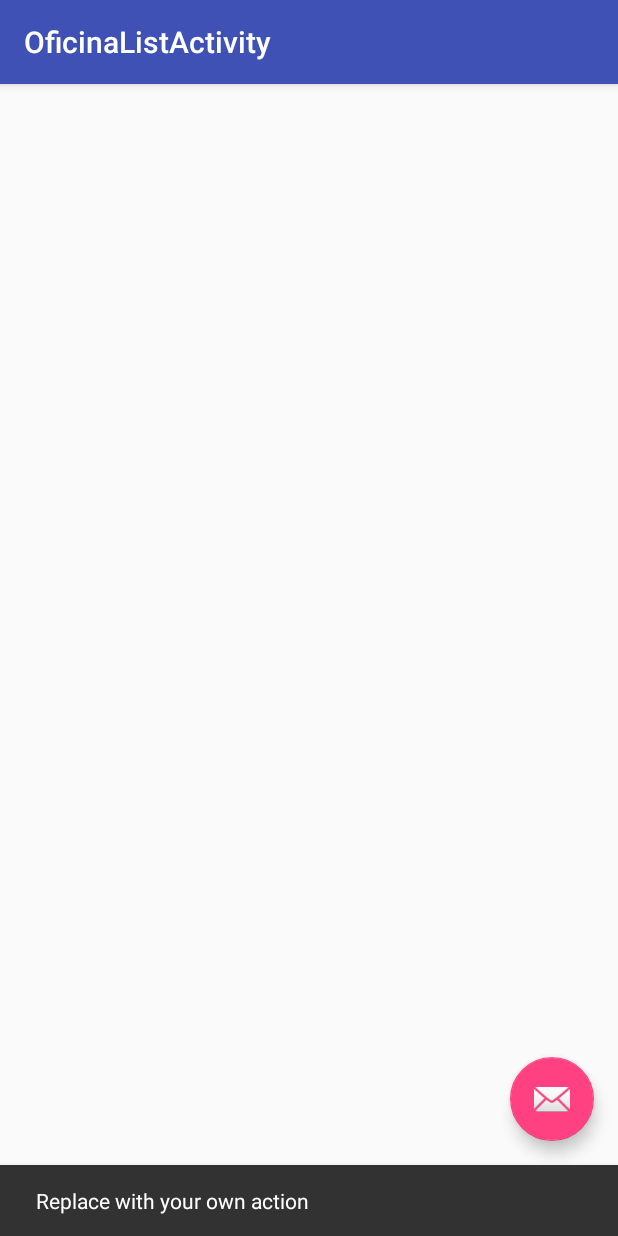
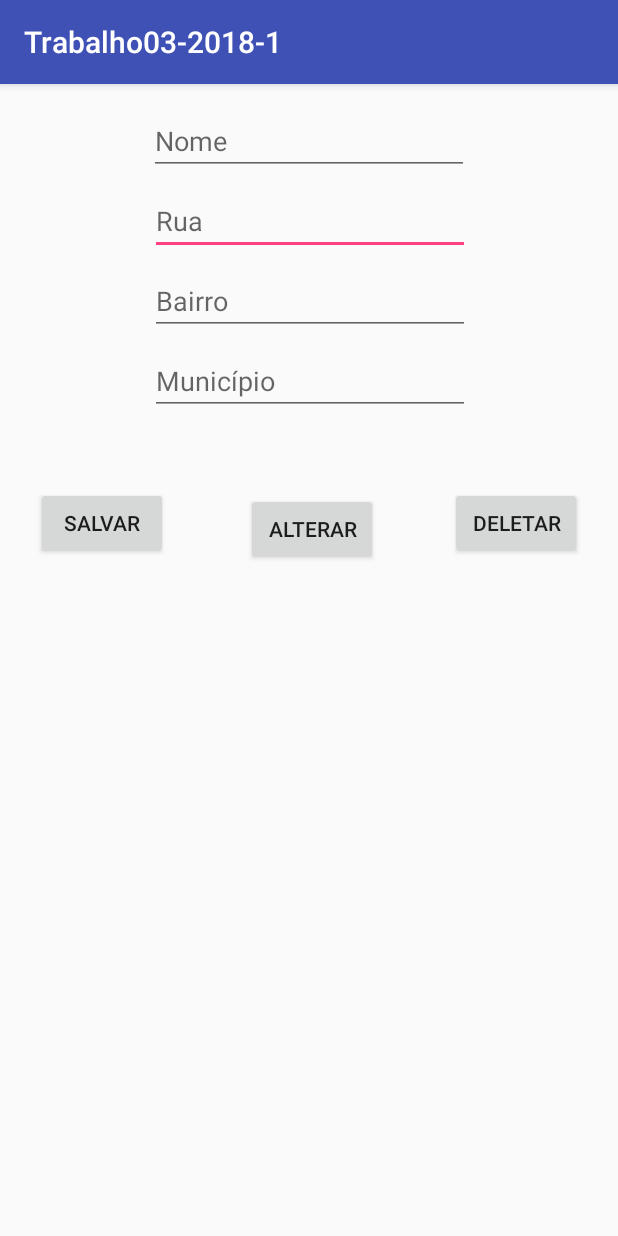
Before and after one commit to mbissonho/Trabalho03-2018-1, an Android app: the OficinaListActivity screen opened directly, with no data from a screen before it, after a tap on an icon or button, on a phone screen of 412 x 824 dp. Run offline under Robolectric (Android 15) with nearby library versions, the phone set to English and light mode, and no system bars.

Commit message:
Layout do gerenciamento de Oficinas criado.

```diff
--- a/app/src/main/java/br/edu/iff/pooa20181/trabalho03_2018_1/OficinaListActivity.java
+++ b/app/src/main/java/br/edu/iff/pooa20181/trabalho03_2018_1/OficinaListActivity.java
@@ -1,5 +1,6 @@
 package br.edu.iff.pooa20181.trabalho03_2018_1;
 
+import android.content.Intent;
 import android.os.Bundle;
 import android.app.Activity;
 import android.support.design.widget.FloatingActionButton;
@@ -21,8 +22,8 @@ public class OficinaListActivity extends AppCompatActivity {
         fab.setOnClickListener(new View.OnClickListener() {
             @Override
             public void onClick(View view) {
-                Snackbar.make(view, "Replace with your own action", Snackbar.LENGTH_LONG)
-                        .setAction("Action", null).show();
+                Intent intent = new Intent(OficinaListActivity.this, ManageOficinaActivity.class);
+                startActivity(intent);
             }
         });
     }
--- a/app/src/main/res/layout/activity_manage_oficina.xml
+++ b/app/src/main/res/layout/activity_manage_oficina.xml
@@ -6,4 +6,91 @@
     android:layout_height="match_parent"
     tools:context=".ManageOficinaActivity">
 
+    <EditText
+        android:id="@+id/tRua"
+        android:layout_width="wrap_content"
+        android:layout_height="45dp"
+        android:layout_marginTop="8dp"
+        android:ems="10"
+        android:hint="Rua"
+        android:inputType="textPersonName"
+        app:layout_constraintEnd_toEndOf="parent"
+        app:layout_constraintHorizontal_bias="0.502"
+        app:layout_constraintStart_toStartOf="parent"
+        app:layout_constraintTop_toBottomOf="@+id/tNome" />
+
+    <EditText
+        android:id="@+id/tBairro"
+        android:layout_width="wrap_content"
+        android:layout_height="wrap_content"
+        android:layout_marginTop="8dp"
+        android:ems="10"
+        android:hint="Bairro"
+        android:inputType="textPersonName"
+        app:layout_constraintEnd_toEndOf="parent"
+        app:layout_constraintHorizontal_bias="0.502"
+        app:layout_constraintStart_toStartOf="parent"
+        app:layout_constraintTop_toBottomOf="@+id/tRua" />
+
+    <EditText
+        android:id="@+id/tMunicipio"
+        android:layout_width="wrap_content"
+        android:layout_height="wrap_content"
+        android:layout_marginTop="8dp"
+        android:ems="10"
+        android:hint="Município"
+        android:inputType="textPersonName"
+        app:layout_constraintEnd_toEndOf="parent"
+        app:layout_constraintHorizontal_bias="0.502"
+        app:layout_constraintStart_toStartOf="parent"
+        app:layout_constraintTop_toBottomOf="@+id/tBairro" />
+
+    <Button
+        android:id="@+id/btnSalvar"
+        android:layout_width="wrap_content"
+        android:layout_height="wrap_content"
+        android:layout_marginEnd="28dp"
+        android:layout_marginTop="48dp"
+        android:text="Salvar"
+        app:layout_constraintEnd_toStartOf="@+id/btnAlterar"
+        app:layout_constraintHorizontal_bias="0.5"
+        app:layout_constraintStart_toStartOf="parent"
+        app:layout_constraintTop_toBottomOf="@+id/tMunicipio" />
+
+    <Button
+        android:id="@+id/btnAlterar"
+        android:layout_width="wrap_content"
+        android:layout_height="wrap_content"
+        android:layout_marginEnd="24dp"
+        android:layout_marginTop="52dp"
+        android:text="Alterar"
+        app:layout_constraintEnd_toStartOf="@+id/btnDeletar"
+        app:layout_constraintHorizontal_bias="0.5"
+        app:layout_constraintStart_toEndOf="@+id/btnSalvar"
+        app:layout_constraintTop_toBottomOf="@+id/tMunicipio" />
+
+    <Button
+        android:id="@+id/btnDeletar"
+        android:layout_width="wrap_content"
+        android:layout_height="wrap_content"
+        android:layout_marginTop="48dp"
+        android:text="Deletar"
+        app:layout_constraintEnd_toEndOf="parent"
+        app:layout_constraintHorizontal_bias="0.5"
+        app:layout_constraintStart_toEndOf="@+id/btnAlterar"
+        app:layout_constraintTop_toBottomOf="@+id/tMunicipio" />
+
+    <EditText
+        android:id="@+id/tNome"
+        android:layout_width="wrap_content"
+        android:layout_height="wrap_content"
+        android:layout_marginTop="15dp"
+        android:ems="10"
+        android:hint="Nome"
+        android:inputType="textPersonName"
+        app:layout_constraintEnd_toEndOf="parent"
+        app:layout_constraintHorizontal_bias="0.5"
+        app:layout_constraintStart_toStartOf="parent"
+        app:layout_constraintTop_toTopOf="parent" />
+
 </android.support.constraint.ConstraintLayout>
```
